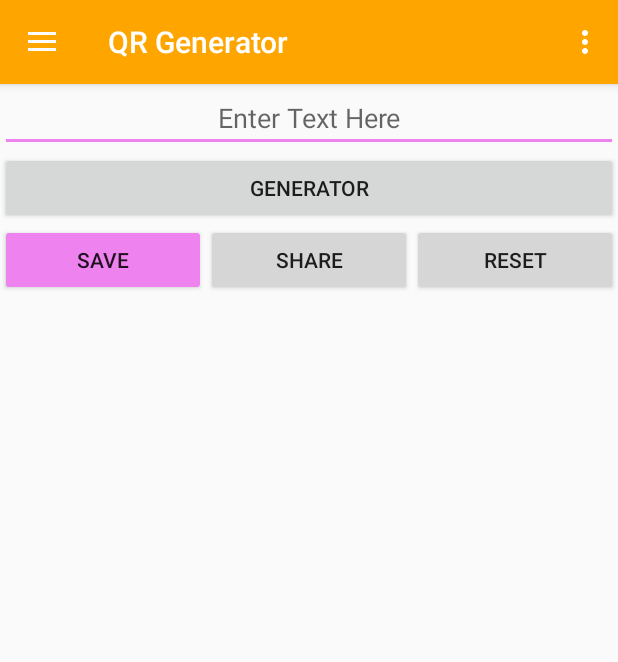
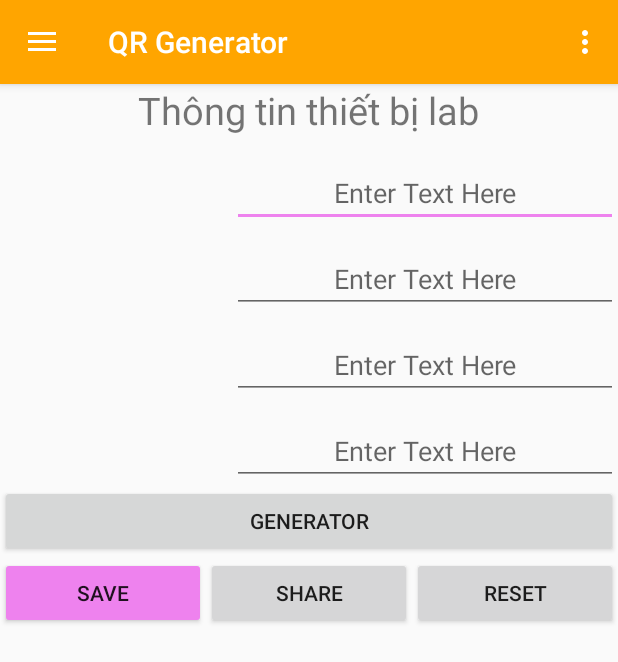
Before and after one commit to vietdohoang1997/QRC0de, an Android app: the QRcodeGenerator screen opened directly, with no data from a screen before it, on a phone screen of 412 x 824 dp. Shown: the top 662 px of the screen. Run offline under Robolectric (Android 15) with nearby library versions, the phone set to English and light mode, and no system bars; libraries missing offline, so code that uses them is left out: com.journeyapps.barcodescanner.

Commit message:
My new commit

```diff
--- a/app/src/main/java/com/example/lenovo/qrc0de/QRcodeGenerator.java
+++ b/app/src/main/java/com/example/lenovo/qrc0de/QRcodeGenerator.java
@@ -46,7 +46,11 @@ import java.util.List;
 import java.util.Random;
 
 public class QRcodeGenerator extends MainActivity{
-    private EditText etInput;
+    private EditText etTen;
+    private EditText etSoLuong;
+    private EditText etTinhTrang;
+    private EditText etNguoiGiu;
+
     private Button btnCreate;
     private ImageView imageView;
     private Button btnSave;
@@ -64,7 +68,11 @@ public class QRcodeGenerator extends MainActivity{
         setContentView(R.layout.generator_main);
         setTitle("QR Generator");
 
-        etInput = findViewById(R.id.etInput);
+        etTen = findViewById(R.id.etTen);
+        etSoLuong = findViewById(R.id.etSoLuong);
+        etTinhTrang = findViewById(R.id.etTinhTrang);
+        etNguoiGiu = findViewById(R.id.etNguoiGiu);
+
         btnCreate = findViewById(R.id.btnCreate);
         imageView = findViewById(R.id.imageView);
         btnSave = findViewById(R.id.btnSave);
@@ -77,7 +85,12 @@ public class QRcodeGenerator extends MainActivity{
         btnCreate.setOnClickListener(new View.OnClickListener() {
             @Override
             public void onClick(View v) {
-                String text = etInput.getText().toString().trim();
+                String Ten = etTen.getText().toString().trim();
+                String TinhTrang = etTinhTrang.getText().toString().trim();
+                String NguoiGiu = etNguoiGiu.getText().toString().trim();
+                String SoLuong = etSoLuong.getText().toString().trim();
+                String text = "Thiet Bi    : " + Ten+ "\n"+ "So Luong  :  "+ SoLuong + "\n" + "Nguoi Giu  :  "+ NguoiGiu+ "\n"+ "Tinh Trang :" + TinhTrang;
+                /* String text = etInput.getText().toString().trim();*/
                 if (text != null) {
                     MultiFormatWriter multiFormatWriter = new MultiFormatWriter();
                     try {
--- a/app/src/main/java/com/example/lenovo/qrc0de/QRcodeScanner.java
+++ b/app/src/main/java/com/example/lenovo/qrc0de/QRcodeScanner.java
@@ -8,6 +8,8 @@ import android.os.Vibrator;
 import android.support.v7.app.AppCompatActivity;
 import android.view.Menu;
 import android.view.MenuItem;
+import android.view.View;
+import android.widget.Button;
 import android.widget.TextView;
 import android.widget.Toast;
 
@@ -17,6 +19,7 @@ import com.google.zxing.integration.android.IntentResult;
 public class QRcodeScanner  extends AppCompatActivity {
     TextView ketqua;
     Context context;
+    private Button btnScan;
 
 
     @Override
@@ -25,6 +28,13 @@ public class QRcodeScanner  extends AppCompatActivity {
         setContentView(R.layout.scanner_main);
         setTitle("QR Scanner");
         init();
+        btnScan = findViewById(R.id.btnScan);
+
+        btnScan.setOnClickListener(new View.OnClickListener(){
+            public void onClick(View v)
+            {
+                openQRcodeScanner();}
+        });
 
     }
 
--- a/app/src/main/res/layout/generator_main.xml
+++ b/app/src/main/res/layout/generator_main.xml
@@ -5,30 +5,79 @@
     android:layout_width="match_parent"
     android:layout_height="match_parent"
     tools:context=".MainActivity">
+
     <RelativeLayout
         android:layout_width="match_parent"
         android:layout_height="match_parent">
+
+        <TextView
+            android:layout_width="wrap_content"
+            android:layout_height="wrap_content"
+            android:layout_centerHorizontal="true"
+            android:text="Thông tin thiết bị lab"
+            android:textSize="25dp"
+            android:id="@+id/text"/>
+
         <EditText
-            android:layout_width="match_parent"
+            android:id="@+id/etTen"
+            android:layout_width="257dp"
             android:layout_height="wrap_content"
-            android:id="@+id/etInput"
             android:layout_alignParentTop="true"
+            android:layout_alignParentEnd="true"
+            android:layout_marginTop="50dp"
+            android:layout_marginEnd="0dp"
+            android:layout_below="@+id/text"
             android:gravity="center"
-            android:hint="Enter Text Here"
-            android:layout_centerHorizontal="true"/>
+            android:hint="Enter Text Here" />
+
+        <EditText
+            android:id="@+id/etSoLuong"
+            android:layout_width="257dp"
+            android:layout_height="wrap_content"
+            android:layout_below="@+id/etTen"
+            android:layout_alignParentEnd="true"
+            android:layout_marginTop="12dp"
+            android:layout_marginEnd="0dp"
+            android:gravity="center"
+            android:hint="Enter Text Here" />
+
+        <EditText
+            android:id="@+id/etTinhTrang"
+            android:layout_width="257dp"
+            android:layout_height="wrap_content"
+            android:layout_below="@+id/etSoLuong"
+            android:layout_alignParentEnd="true"
+            android:layout_marginTop="12dp"
+            android:layout_marginEnd="0dp"
+            android:gravity="center"
+            android:hint="Enter Text Here" />
+
+        <EditText
+            android:id="@+id/etNguoiGiu"
+            android:layout_width="257dp"
+            android:layout_height="wrap_content"
+            android:layout_below="@+id/etTinhTrang"
+            android:layout_alignParentEnd="true"
+            android:layout_marginTop="12dp"
+            android:layout_marginEnd="0dp"
+            android:gravity="center"
+            android:hint="Enter Text Here" />
+
         <Button
             android:layout_width="match_parent"
             android:layout_height="wrap_content"
             android:id="@+id/btnCreate"
             android:text="GENERATOR"
             android:layout_centerHorizontal="true"
-            android:layout_below="@+id/etInput" />
+            android:layout_below="@+id/etNguoiGiu" />
+
         <ImageView
             android:layout_width="wrap_content"
             android:layout_height="wrap_content"
             android:id="@+id/imageView"
             android:layout_centerHorizontal="true"
             android:layout_below="@+id/btnCreate" />
+
         <LinearLayout
             android:id="@+id/layout"
             android:layout_width="match_parent"
--- a/app/src/main/res/layout/scanner_main.xml
+++ b/app/src/main/res/layout/scanner_main.xml
@@ -7,7 +7,7 @@
     tools:context=".MainActivity">
 
 
-    <LinearLayout
+    <android.support.constraint.ConstraintLayout
         android:layout_width="match_parent"
         android:layout_height="match_parent">
         <TextView
@@ -22,7 +22,18 @@
             app:layout_constraintRight_toRightOf="parent"
             app:layout_constraintTop_toTopOf="parent"
             app:layout_constraintVertical_bias="0.032" />
-    </LinearLayout>
+
+        <Button
+            android:id="@+id/btnScan"
+            android:layout_width="match_parent"
+            android:layout_height="wrap_content"
+            android:layout_centerHorizontal="true"
+            android:layout_marginEnd="8dp"
+            android:layout_marginBottom="8dp"
+            android:text="Continuce Scan"
+            app:layout_constraintBottom_toBottomOf="parent"
+            app:layout_constraintEnd_toEndOf="parent" />
+    </android.support.constraint.ConstraintLayout>
 
     <android.support.design.widget.NavigationView
         android:id="@+id/navigation_view"
```
